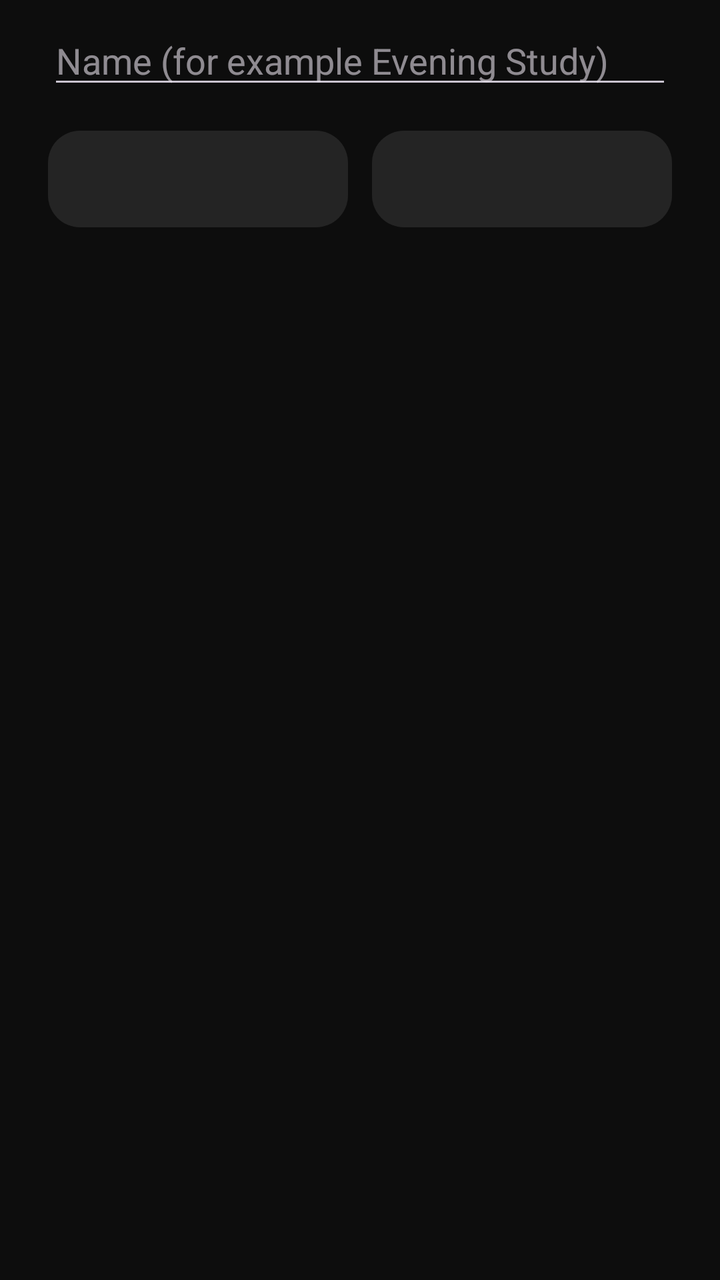
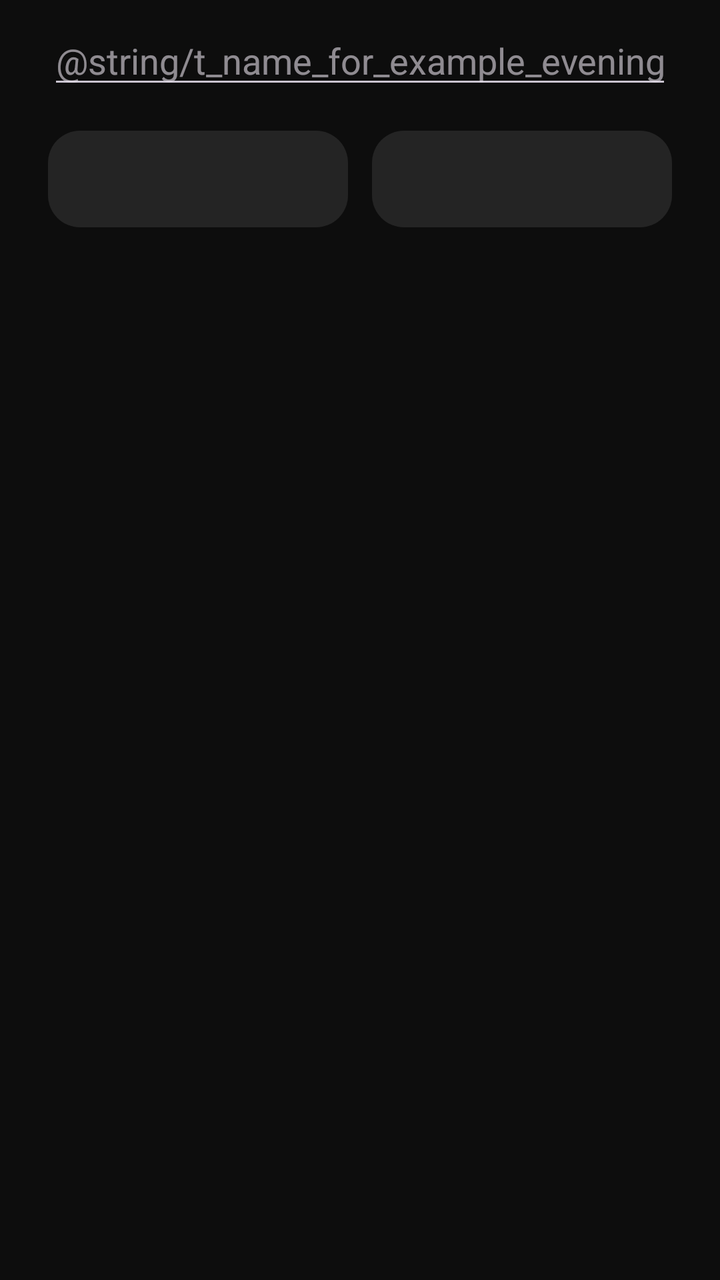

Screens rendered from an Android XML layout before and after an edit, with the pre-edit source and the edit as a unified diff.
<!-- AndroidManifest.xml: application theme Theme.FocusGuard -->
<!-- res/layout/dialog_schedule.xml -->
<?xml version="1.0" encoding="utf-8"?>
<LinearLayout xmlns:android="http://schemas.android.com/apk/res/android"
    android:layout_width="match_parent"
    android:layout_height="wrap_content"
    android:orientation="vertical"
    android:paddingStart="24dp"
    android:paddingTop="8dp"
    android:paddingEnd="24dp">

    <EditText
        android:id="@+id/etName"
        android:layout_width="match_parent"
        android:layout_height="wrap_content"
        android:hint="Name (for example Evening Study)"
        android:importantForAutofill="no"
        android:inputType="textCapSentences"
        android:maxLines="1" />

    <LinearLayout
        android:layout_width="match_parent"
        android:layout_height="wrap_content"
        android:layout_marginTop="16dp"
        android:orientation="horizontal">

        <TextView
            android:id="@+id/tvStart"
            android:layout_width="0dp"
            android:layout_height="wrap_content"
            android:layout_marginEnd="6dp"
            android:layout_weight="1"
            android:background="@drawable/bg_input"
            android:gravity="center"
            android:padding="14dp"
            android:textSize="15sp"
            android:textStyle="bold" />

        <TextView
            android:id="@+id/tvEnd"
            android:layout_width="0dp"
            android:layout_height="wrap_content"
            android:layout_marginStart="6dp"
            android:layout_weight="1"
            android:background="@drawable/bg_input"
            android:gravity="center"
            android:padding="14dp"
            android:textSize="15sp"
            android:textStyle="bold" />
    </LinearLayout>

    <LinearLayout
        android:id="@+id/dayRow"
        android:layout_width="match_parent"
        android:layout_height="wrap_content"
        android:layout_marginTop="16dp"
        android:orientation="horizontal" />
</LinearLayout>
<!-- resources referenced by this layout -->
<resources>
  <!-- drawable bg_input (drawable) -->
  <?xml version="1.0" encoding="utf-8"?>
  <shape xmlns:android="http://schemas.android.com/apk/res/android" android:shape="rectangle">
      <solid android:color="#242424" />
      <corners android:radius="16dp" />
  </shape>
  <style name="Theme.FocusGuard" parent="Theme.Material3.Dark.NoActionBar">
          <item name="colorPrimary">@color/green</item>
          <item name="colorOnPrimary">@color/on_green</item>
          <item name="colorSurface">@color/bg</item>
          <item name="colorOnSurface">@color/text_primary</item>
          <item name="android:windowBackground">@color/bg</item>
          <item name="android:statusBarColor">@color/bg</item>
          <item name="android:navigationBarColor">@color/bg</item>
      </style>
  <color name="green">#7FDB4A</color>
  <color name="on_green">#0B1F05</color>
  <color name="bg">#0D0D0D</color>
  <color name="text_primary">#FFFFFF</color>
</resources>

<!-- the commit's change to res/layout/dialog_schedule.xml (unified diff, before → after) -->
@@ -11,7 +11,7 @@
         android:id="@+id/etName"
         android:layout_width="match_parent"
         android:layout_height="wrap_content"
-        android:hint="Name (for example Evening Study)"
+        android:hint="@string/t_name_for_example_evening_stu"
         android:importantForAutofill="no"
         android:inputType="textCapSentences"
         android:maxLines="1" />
